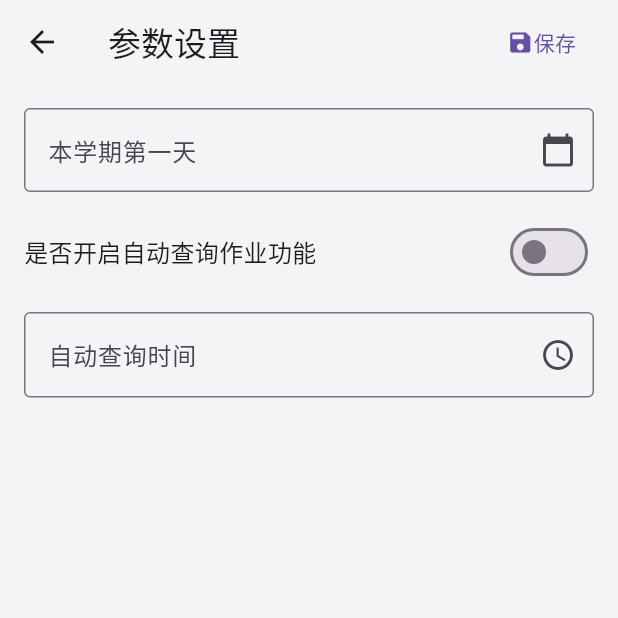
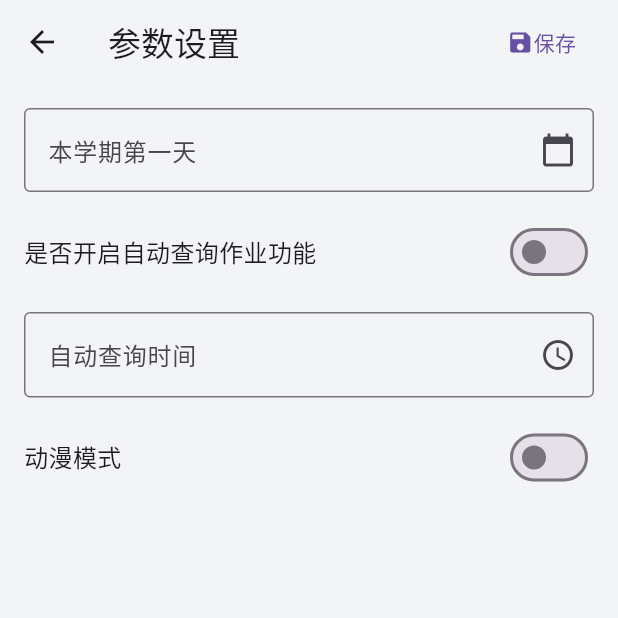
Before and after one commit to guiyinrenshi/SWUST-Link-gyrs, a Flutter app: the Params_settingPage screen opened by its route, after a tap on "保存", on a phone screen of 412 x 824 dp, the top half of it. Run offline on Flutter 3.47's test engine with Material 3 defaults, Android fonts, the phone set to English and light mode, and no system bars; our stand-ins replace cookie_jar, dio, dio_cookie_manager, flutter_markdown, flutter_screenutil, get and 5 more; accounts and stored records are empty; network calls fail; statements that could not run were skipped.

Commit message:
v1.0.4 + 8 参数设置添加动漫模式开关，打开后更换背景图片（暂时只能更换参数设置页面的背景图）

```diff
--- a/lib/pages/mine/params_setting/logic.dart
+++ b/lib/pages/mine/params_setting/logic.dart
@@ -1,4 +1,5 @@
 import 'package:get/get.dart';
+import 'package:logger/logger.dart';
 import 'package:shared_preferences/shared_preferences.dart';
 
 import 'state.dart';
@@ -6,15 +7,16 @@ import 'state.dart';
 class Params_settingLogic extends GetxController {
   final Params_settingState state = Params_settingState();
 
-  Future<void> saveSettings(String firstDay, String queryTime, bool isEnabled) async{
+  Future<void> saveSettings(String firstDay, String queryTime, bool isAutoQuery, bool isAnime) async{
     final prefs = await SharedPreferences.getInstance();
 
     // 保存到 SharedPreferences
     await prefs.setString("firstDay", firstDay);
     await prefs.setString("queryTime", queryTime);
-    await prefs.setBool("isAutoQueryEnabled", isEnabled);
+    await prefs.setBool("isAutoQueryEnabled", isAutoQuery);
+    await prefs.setBool("isAnime", isAnime);
 
-    print("设置已保存: $firstDay, $queryTime, $isEnabled");
+    print("设置已保存: $firstDay, $queryTime, $isAutoQuery, $isAnime");
   }
 
   Future<void> loadSettings() async {
@@ -24,9 +26,12 @@ class Params_settingLogic extends GetxController {
     final firstDay = prefs.getString("firstDay") ?? "";
     final queryTime = prefs.getString("queryTime") ?? "";
     final isEnabled = prefs.getBool("isAutoQueryEnabled") ?? false;
+    final isAnime = prefs.getBool("isAnime") ?? false;
     state.autoQueryTimeController.text = queryTime;
     state.firstDayController.text = firstDay;
     state.isAutoQueryEnabled.value = isEnabled;
+    state.isAnime.value = isAnime;
+    Logger().i(state.isAnime.value);
   }
 
   @override
--- a/lib/pages/mine/params_setting/state.dart
+++ b/lib/pages/mine/params_setting/state.dart
@@ -5,4 +5,5 @@ class Params_settingState {
   final TextEditingController firstDayController = TextEditingController();
   final TextEditingController autoQueryTimeController = TextEditingController();
   final RxBool isAutoQueryEnabled = false.obs;
+  final RxBool isAnime = true.obs;
 }
--- a/lib/pages/mine/params_setting/view.dart
+++ b/lib/pages/mine/params_setting/view.dart
@@ -13,10 +13,16 @@ class Params_settingPage extends StatelessWidget {
 
   @override
   Widget build(BuildContext context) {
-    return Scaffold(
-        backgroundColor: Color(0xfff3f4f6),
+    return Obx(()=>Container(
+        decoration: BoxDecoration(
+            image: DecorationImage(
+              image: AssetImage("assets/images/background.jpg"),
+              fit: BoxFit.cover,
+            )),
+        child: Scaffold(
+            backgroundColor: state.isAnime.value? Colors.transparent: Color(0xfff3f4f6),
             appBar: AppBar(
-          backgroundColor: Color(0xfff3f4f6),
+                backgroundColor: state.isAnime.value? Colors.transparent: Color(0xfff3f4f6),
                 title: Row(
                   children: [
                     Expanded(
@@ -26,10 +32,13 @@ class Params_settingPage extends StatelessWidget {
                         onPressed: () {
                           // 保存逻辑
                           final firstDay = state.firstDayController.text;
-                final autoQueryTime = state.autoQueryTimeController.text;
-                final isEnabled = state.isAutoQueryEnabled.value;
+                          final autoQueryTime =
+                              state.autoQueryTimeController.text;
+                          final isAutoQuery = state.isAutoQueryEnabled.value;
+                          final isAnime = state.isAnime.value;
 
-                logic.saveSettings(firstDay, autoQueryTime, isEnabled);
+                          logic.saveSettings(
+                              firstDay, autoQueryTime, isAutoQuery, isAnime);
 
                           Get.snackbar(
                             "保存成功",
@@ -42,7 +51,8 @@ class Params_settingPage extends StatelessWidget {
                         ))
                   ],
                 )),
-      body:SingleChildScrollView(child:  Padding(
+            body: SingleChildScrollView(
+              child: Padding(
                 padding: const EdgeInsets.all(16.0),
                 child: Column(
                   crossAxisAlignment: CrossAxisAlignment.start,
@@ -64,10 +74,10 @@ class Params_settingPage extends StatelessWidget {
                               lastDate: DateTime(2100),
                             );
                             if (pickedDate != null) {
-                      final formattedDate = DateFormat('yyyy-MM-dd').format(pickedDate); // 格式化日期
+                              final formattedDate = DateFormat('yyyy-MM-dd')
+                                  .format(pickedDate); // 格式化日期
 
-                      state.firstDayController.text =
-                          formattedDate;
+                              state.firstDayController.text = formattedDate;
                             }
                           },
                         ),
@@ -105,9 +115,28 @@ class Params_settingPage extends StatelessWidget {
                         suffixIcon: const Icon(Icons.access_time),
                       ),
                     ),
+                    const SizedBox(height: 16),
+                    Row(
+                      mainAxisAlignment: MainAxisAlignment.spaceBetween,
+                      children: [
+                        const Text(
+                          "动漫模式",
+                          style: TextStyle(fontSize: 16),
+                        ),
+                        Obx(
+                              () => Switch(
+                            value: state.isAnime.value,
+                            onChanged: (value) {
+                              state.isAnime.value = value;
+                            },
+                          ),
+                        ),
                       ],
                     ),
-      ),)
+                  ],
+                ),
+              ),
+            )))
     );
   }
 }
--- a/pubspec.yaml
+++ b/pubspec.yaml
@@ -86,7 +86,7 @@ flutter:
     - assets/update.md
     - assets/privacy_and_protocol_state.md
     - assets/login_tip.md
-
+    - assets/images/
 
   # To add assets to your application, add an assets section, like this:
   # assets:
```
Also changed, not shown: lib/main.dart (+27 -5 lines), assets/images/background.jpg (added), assets/images/background.png (added). Lines whose indentation alone changed are shown as unchanged.
